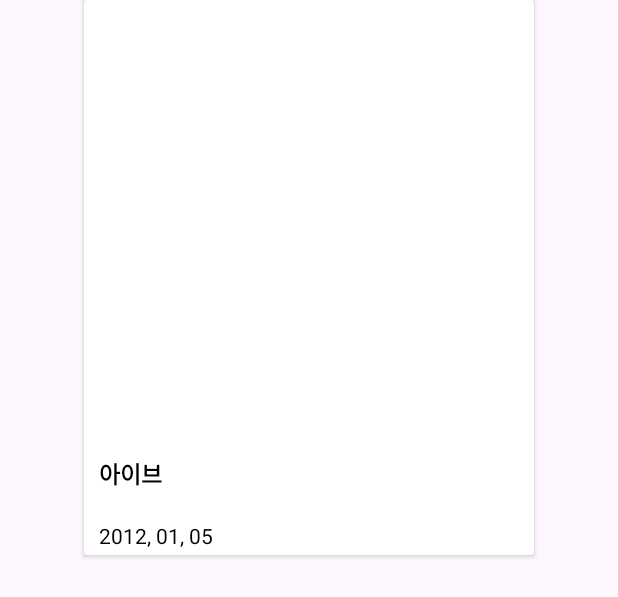
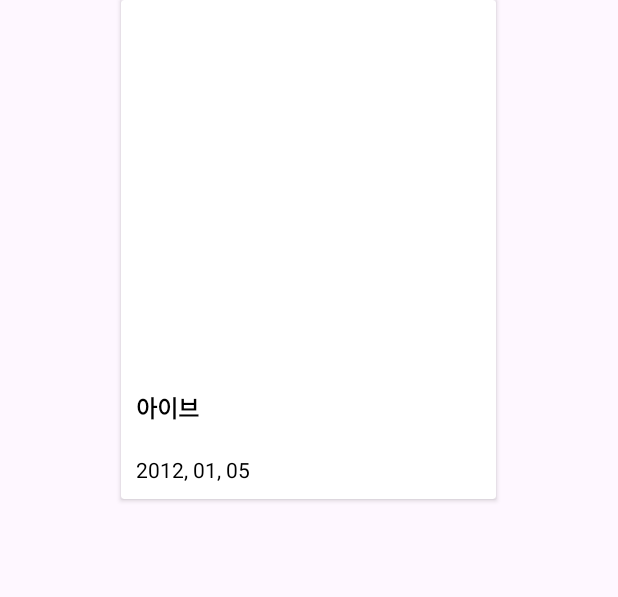
Before and after one commit to kory0115/searchinfo, an Android app: the layout viewholder_my.xml on its own in the app's theme, with its tools: preview values and no code run, on a phone screen of 412 x 824 dp. Shown: the top 597 px of the screen. Run offline under Robolectric (Android 15) with nearby library versions, the phone set to English and light mode, and no system bars; network calls fail.

```diff
--- a/app/src/main/java/com/example/searchinfo/data/ImageEntity.kt
+++ b/app/src/main/java/com/example/searchinfo/data/ImageEntity.kt
@@ -5,8 +5,6 @@ import androidx.room.Entity
 import com.google.gson.annotations.SerializedName
 import kotlinx.parcelize.Parcelize
 
-
-@Entity
 @Parcelize
 data class ImageEntity(
     @SerializedName("collection")
@@ -16,5 +14,5 @@ data class ImageEntity(
     @SerializedName("image_url")
     val imageurl: String,
     @SerializedName("datetime")
-    val datetime: String
+    val datetime: String,
 ): Parcelable
--- a/app/src/main/res/layout/fragment_my.xml
+++ b/app/src/main/res/layout/fragment_my.xml
@@ -12,6 +12,7 @@
         android:layout_height="0dp"
         android:layout_margin="10dp"
         app:layoutManager="androidx.recyclerview.widget.GridLayoutManager"
+        app:spanCount="2"
         app:layout_constraintTop_toTopOf="parent"
         app:layout_constraintEnd_toEndOf="parent"
         app:layout_constraintStart_toStartOf="parent"
--- a/app/src/main/res/layout/viewholder_my.xml
+++ b/app/src/main/res/layout/viewholder_my.xml
@@ -1,8 +1,8 @@
 <?xml version="1.0" encoding="utf-8"?>
 <androidx.cardview.widget.CardView xmlns:android="http://schemas.android.com/apk/res/android"
     xmlns:tools="http://schemas.android.com/tools"
-    android:layout_width="300dp"
-    android:layout_height="370dp"
+    android:layout_width="wrap_content"
+    android:layout_height="wrap_content"
     xmlns:app="http://schemas.android.com/apk/res-auto"
     android:layout_gravity="center|top">
 
@@ -12,21 +12,11 @@
 
         <androidx.appcompat.widget.AppCompatImageView
             android:id="@+id/main_image"
-            android:layout_width="300dp"
-            android:layout_height="300dp"
+            android:layout_width="250dp"
+            android:layout_height="250dp"
             app:layout_constraintTop_toTopOf="parent"
             app:layout_constraintStart_toStartOf="parent"
             app:layout_constraintEnd_toEndOf="parent"/>
-
-        <androidx.appcompat.widget.AppCompatButton
-            android:layout_width="50dp"
-            android:layout_height="50dp"
-            android:layout_margin="20dp"
-            android:background="@drawable/baseline_grade_24"
-            android:visibility="gone"
-            app:layout_constraintTop_toTopOf="parent"
-            app:layout_constraintEnd_toEndOf="parent"/>
-
 
         <TextView
             android:id="@+id/main_text_view"
```
Also changed, not shown: app/src/main/java/com/example/searchinfo/HomeFragment.kt (+43 -3 lines), app/src/main/java/com/example/searchinfo/MyFragment.kt (+35 -2 lines), app/src/main/java/com/example/searchinfo/adapter/MyAdapter.kt (+10 -7 lines), app/src/main/java/com/example/searchinfo/room/DatabaseProvider.kt (added, +15 -0 lines), app/src/main/java/com/example/searchinfo/room/RoomEntity.kt (added, +11 -0 lines), app/src/main/java/com/example/searchinfo/room/SearchDao.kt (added, +18 -0 lines), app/src/main/java/com/example/searchinfo/room/SearchDatabase.kt (added, +10 -0 lines).
